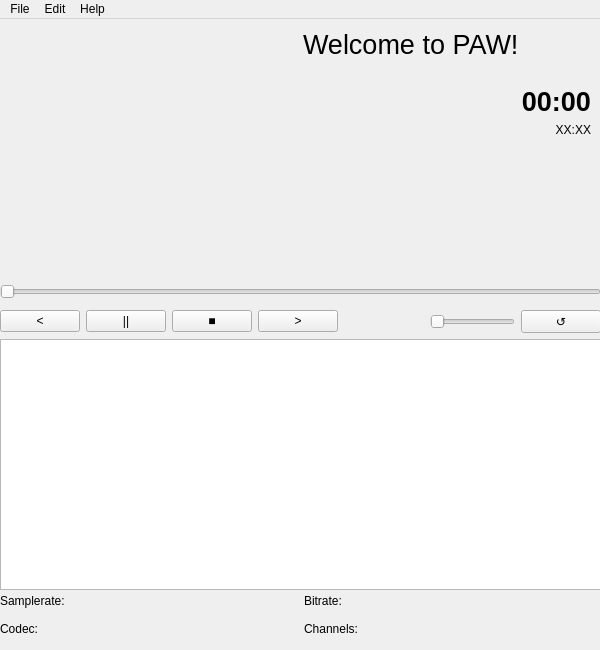
Qt form src/PAW_GUI/main_paw_widget.ui (CapitanMurasa/PerfectAudioWorks) before a commit.
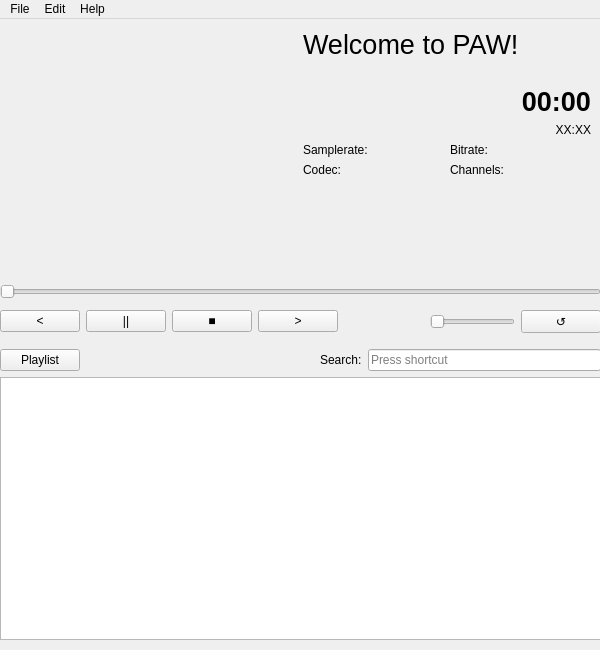
The same form after that commit. Custom widgets are drawn as their Qt base class.

```diff
--- a/src/PAW_GUI/main_paw_widget.ui
+++ b/src/PAW_GUI/main_paw_widget.ui
@@ -124,27 +124,23 @@
      </rect>
     </property>
     <layout class="QGridLayout" name="gridLayout_2">
-     <item row="5" column="1">
-      <spacer name="verticalSpacer">
-       <property name="orientation">
-        <enum>Qt::Orientation::Vertical</enum>
+     <item row="3" column="1">
+      <widget class="QLabel" name="CurrentFileDuration">
+       <property name="font">
+        <font>
+         <pointsize>20</pointsize>
+         <bold>true</bold>
+        </font>
        </property>
-       <property name="sizeHint" stdset="0">
-        <size>
-         <width>20</width>
-         <height>40</height>
-        </size>
-       </property>
-      </spacer>
-     </item>
-     <item row="4" column="1">
-      <widget class="QLabel" name="TotalFileDuration">
        <property name="text">
-        <string>XX:XX</string>
+        <string>00:00</string>
        </property>
        <property name="alignment">
         <set>Qt::AlignmentFlag::AlignRight|Qt::AlignmentFlag::AlignTrailing|Qt::AlignmentFlag::AlignVCenter</set>
        </property>
+       <property name="margin">
+        <number>20</number>
+       </property>
       </widget>
      </item>
      <item row="2" column="1">
@@ -176,26 +172,30 @@
        </property>
       </widget>
      </item>
-     <item row="3" column="1">
-      <widget class="QLabel" name="CurrentFileDuration">
-       <property name="font">
-        <font>
-         <pointsize>20</pointsize>
-         <bold>true</bold>
-        </font>
+     <item row="6" column="1">
+      <spacer name="verticalSpacer">
+       <property name="orientation">
+        <enum>Qt::Orientation::Vertical</enum>
        </property>
+       <property name="sizeHint" stdset="0">
+        <size>
+         <width>20</width>
+         <height>40</height>
+        </size>
+       </property>
+      </spacer>
+     </item>
+     <item row="4" column="1">
+      <widget class="QLabel" name="TotalFileDuration">
        <property name="text">
-        <string>00:00</string>
+        <string>XX:XX</string>
        </property>
        <property name="alignment">
         <set>Qt::AlignmentFlag::AlignRight|Qt::AlignmentFlag::AlignTrailing|Qt::AlignmentFlag::AlignVCenter</set>
        </property>
-       <property name="margin">
-        <number>20</number>
-       </property>
       </widget>
      </item>
-     <item row="1" column="0" rowspan="5">
+     <item row="1" column="0" rowspan="6">
       <widget class="QLabel" name="AlbumArt">
        <property name="minimumSize">
         <size>
@@ -220,32 +220,7 @@
        </property>
       </widget>
      </item>
-    </layout>
-   </widget>
-   <widget class="QWidget" name="verticalLayoutWidget">
-    <property name="geometry">
-     <rect>
-      <x>0</x>
-      <y>320</y>
-      <width>601</width>
-      <height>251</height>
-     </rect>
-    </property>
-    <layout class="QVBoxLayout" name="verticalLayout">
-     <item>
-      <widget class="QListWidget" name="Playlist"/>
-     </item>
-    </layout>
-   </widget>
-   <widget class="QWidget" name="gridLayoutWidget_2">
-    <property name="geometry">
-     <rect>
-      <x>0</x>
-      <y>570</y>
-      <width>601</width>
-      <height>51</height>
-     </rect>
-    </property>
+     <item row="5" column="1">
     <layout class="QGridLayout" name="gridLayout">
      <item row="0" column="0">
       <widget class="QLabel" name="label">
@@ -302,6 +277,57 @@
         <string/>
        </property>
       </widget>
+       </item>
+      </layout>
+     </item>
+    </layout>
+   </widget>
+   <widget class="QWidget" name="verticalLayoutWidget">
+    <property name="geometry">
+     <rect>
+      <x>0</x>
+      <y>330</y>
+      <width>601</width>
+      <height>291</height>
+     </rect>
+    </property>
+    <layout class="QVBoxLayout" name="verticalLayout">
+     <item>
+      <layout class="QHBoxLayout" name="horizontalLayout_4">
+       <item>
+        <widget class="QPushButton" name="pushButton">
+         <property name="text">
+          <string>Playlist</string>
+         </property>
+        </widget>
+       </item>
+       <item>
+        <spacer name="horizontalSpacer_2">
+         <property name="orientation">
+          <enum>Qt::Orientation::Horizontal</enum>
+         </property>
+         <property name="sizeHint" stdset="0">
+          <size>
+           <width>40</width>
+           <height>20</height>
+          </size>
+         </property>
+        </spacer>
+       </item>
+       <item>
+        <widget class="QLabel" name="label_5">
+         <property name="text">
+          <string>Search:</string>
+         </property>
+        </widget>
+       </item>
+       <item>
+        <widget class="QKeySequenceEdit" name="keySequenceEdit"/>
+       </item>
+      </layout>
+     </item>
+     <item>
+      <widget class="QListWidget" name="Playlist"/>
      </item>
     </layout>
    </widget>
```
Lines whose indentation alone changed are shown as unchanged.
